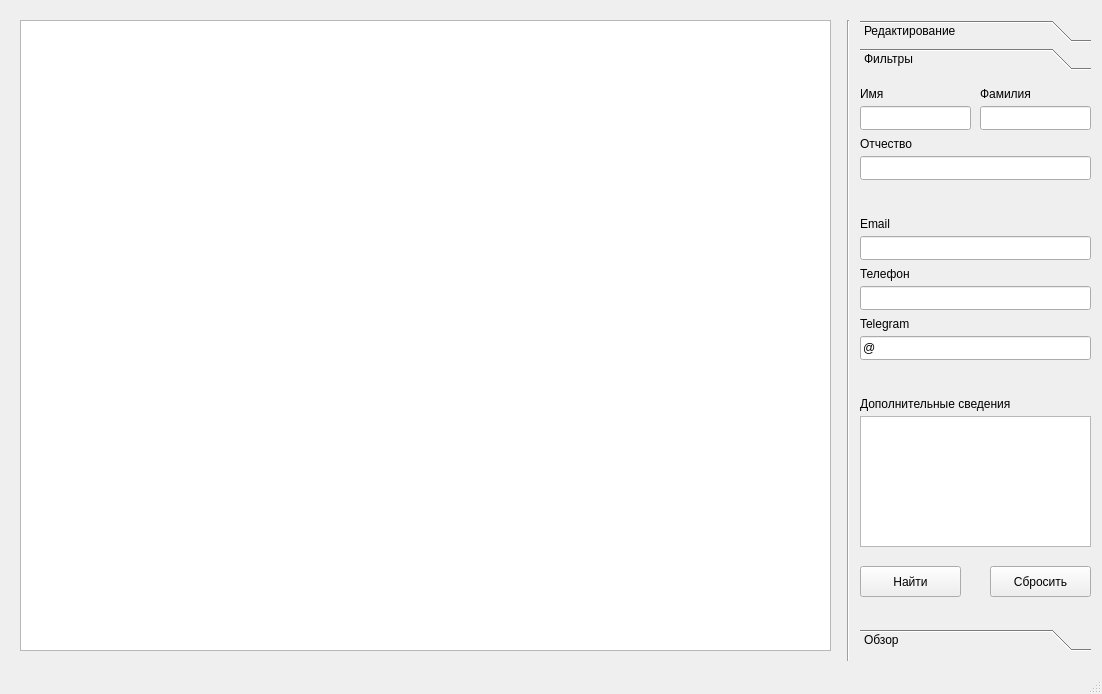
The window that MyRin/Forms/indexview.ui (relsa228/MyRin) describes before a commit, drawn with Qt 5.
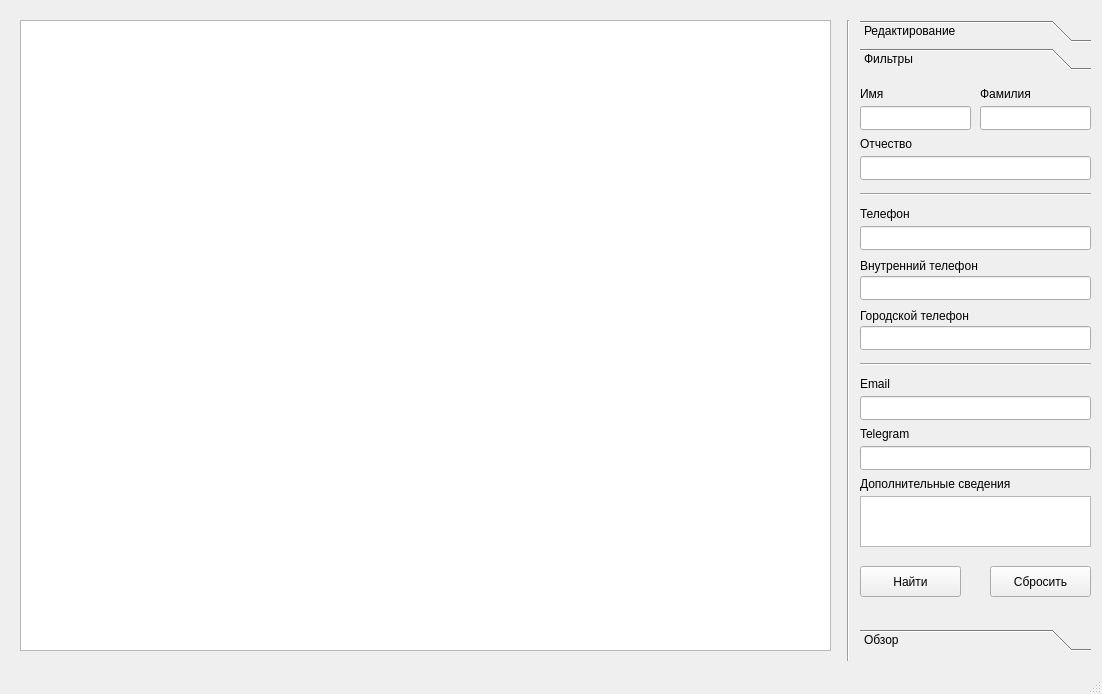
The same window after the commit. The open tabs and pages were chosen to show the change. Icons and pictures are not drawn.

```diff
--- a/MyRin/Forms/indexview.ui
+++ b/MyRin/Forms/indexview.ui
@@ -238,7 +238,7 @@
       <property name="geometry">
        <rect>
         <x>0</x>
-        <y>160</y>
+        <y>320</y>
         <width>231</width>
         <height>24</height>
        </rect>
@@ -248,7 +248,7 @@
       <property name="geometry">
        <rect>
         <x>0</x>
-        <y>210</y>
+        <y>150</y>
         <width>231</width>
         <height>24</height>
        </rect>
@@ -258,13 +258,13 @@
       <property name="geometry">
        <rect>
         <x>0</x>
-        <y>260</y>
+        <y>370</y>
         <width>231</width>
         <height>24</height>
        </rect>
       </property>
       <property name="text">
-       <string>@</string>
+       <string/>
       </property>
      </widget>
      <widget class="QLabel" name="FirstNameLabel">
@@ -310,7 +310,7 @@
       <property name="geometry">
        <rect>
         <x>0</x>
-        <y>140</y>
+        <y>300</y>
         <width>49</width>
         <height>16</height>
        </rect>
@@ -323,7 +323,7 @@
       <property name="geometry">
        <rect>
         <x>0</x>
-        <y>190</y>
+        <y>130</y>
         <width>71</width>
         <height>16</height>
        </rect>
@@ -336,7 +336,7 @@
       <property name="geometry">
        <rect>
         <x>0</x>
-        <y>240</y>
+        <y>350</y>
         <width>101</width>
         <height>16</height>
        </rect>
@@ -375,9 +375,9 @@
       <property name="geometry">
        <rect>
         <x>0</x>
-        <y>340</y>
+        <y>420</y>
         <width>231</width>
-        <height>131</height>
+        <height>51</height>
        </rect>
       </property>
      </widget>
@@ -385,7 +385,7 @@
       <property name="geometry">
        <rect>
         <x>0</x>
-        <y>320</y>
+        <y>400</y>
         <width>191</width>
         <height>16</height>
        </rect>
@@ -394,6 +394,78 @@
        <string>Дополнительные сведения</string>
       </property>
      </widget>
+     <widget class="QLineEdit" name="CityTelephoneInput">
+      <property name="geometry">
+       <rect>
+        <x>0</x>
+        <y>250</y>
+        <width>231</width>
+        <height>24</height>
+       </rect>
+      </property>
+     </widget>
+     <widget class="QLineEdit" name="InternalTelephoneInput">
+      <property name="geometry">
+       <rect>
+        <x>0</x>
+        <y>200</y>
+        <width>231</width>
+        <height>24</height>
+       </rect>
+      </property>
+     </widget>
+     <widget class="QLabel" name="InternalTelephoneLabel">
+      <property name="geometry">
+       <rect>
+        <x>0</x>
+        <y>180</y>
+        <width>171</width>
+        <height>20</height>
+       </rect>
+      </property>
+      <property name="text">
+       <string>Внутренний телефон</string>
+      </property>
+     </widget>
+     <widget class="QLabel" name="CityTelephoneLable">
+      <property name="geometry">
+       <rect>
+        <x>0</x>
+        <y>230</y>
+        <width>171</width>
+        <height>20</height>
+       </rect>
+      </property>
+      <property name="text">
+       <string>Городской телефон</string>
+      </property>
+     </widget>
+     <widget class="Line" name="line_5">
+      <property name="geometry">
+       <rect>
+        <x>0</x>
+        <y>110</y>
+        <width>231</width>
+        <height>16</height>
+       </rect>
+      </property>
+      <property name="orientation">
+       <enum>Qt::Horizontal</enum>
+      </property>
+     </widget>
+     <widget class="Line" name="line_6">
+      <property name="geometry">
+       <rect>
+        <x>0</x>
+        <y>280</y>
+        <width>231</width>
+        <height>16</height>
+       </rect>
+      </property>
+      <property name="orientation">
+       <enum>Qt::Horizontal</enum>
+      </property>
+     </widget>
     </widget>
     <widget class="QWidget" name="overview">
      <property name="geometry">
```
Left out of the diff: 2 changed lines with no effect on the pictures.
